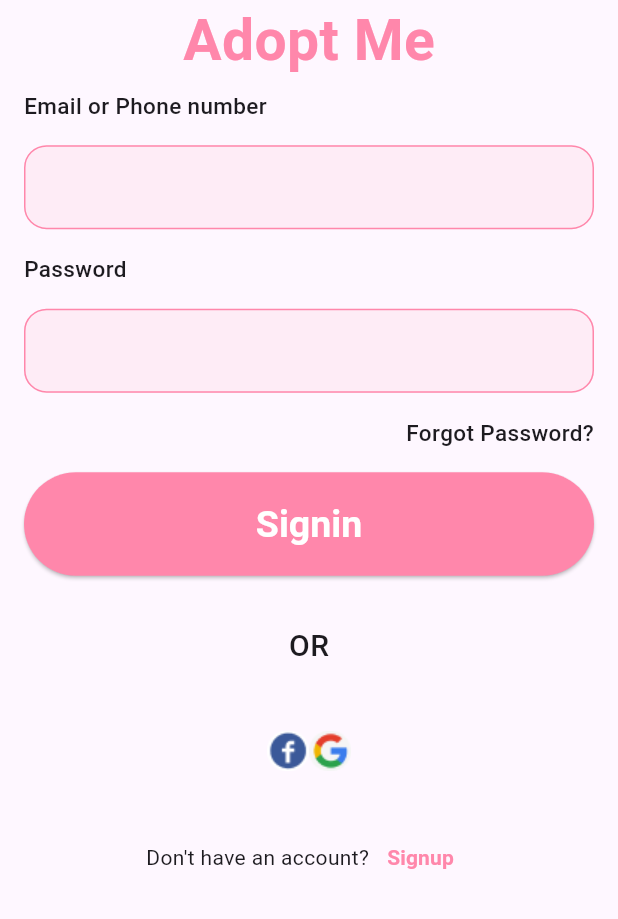
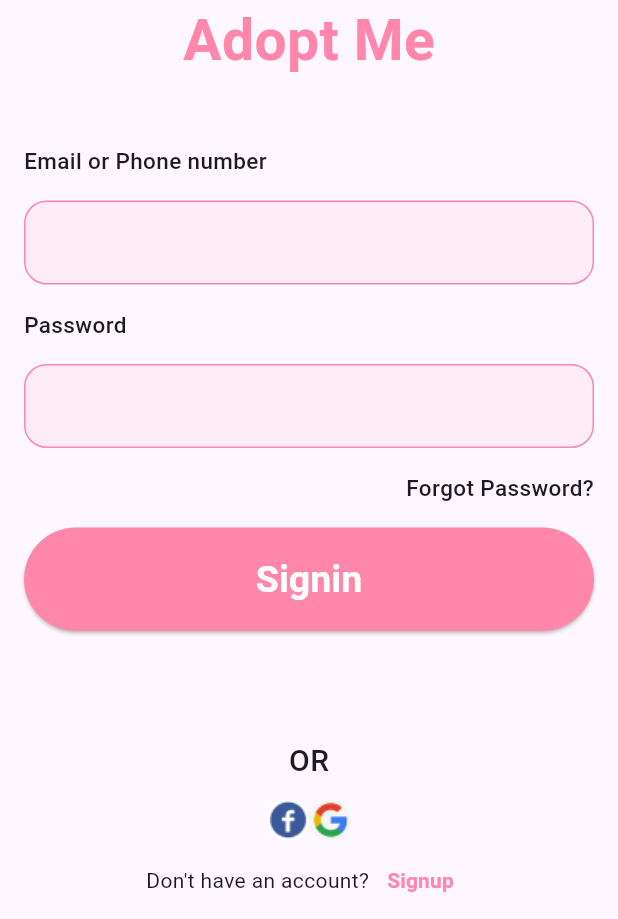
Before and after one commit to mucasantos/flutter_pet_adopt, a Flutter app: the screen it shows after launch, on a phone screen of 412 x 824 dp, the part 317-1236 px from its top. Run offline on Flutter 3.47's test engine with Material 3 defaults, Android fonts, the phone set to English and light mode, and no system bars.

Commit message:
adjust screen size

```diff
--- a/lib/view/login_screen.dart
+++ b/lib/view/login_screen.dart
@@ -25,12 +25,14 @@ class LoginScreen extends StatelessWidget {
                 Image.asset(
                   logoImage,
                 ),
-                const Text(
-                  "Adopt Me",
-                  style: TextStyle(
-                    fontSize: 38,
-                    fontWeight: FontWeight.bold,
-                    color: Color.fromARGB(255, 255, 135, 171),
+                const Expanded(
+                  child: Text(
+                    "Adopt Me",
+                    style: TextStyle(
+                      fontSize: 38,
+                      fontWeight: FontWeight.bold,
+                      color: Color.fromARGB(255, 255, 135, 171),
+                    ),
                   ),
                 ),
               ],
@@ -108,7 +110,7 @@ class LoginScreen extends StatelessWidget {
             ),
           ),
           Expanded(
-            flex: 2,
+            flex: 1,
             child: Column(
               mainAxisAlignment: MainAxisAlignment.spaceAround,
               children: [
```
